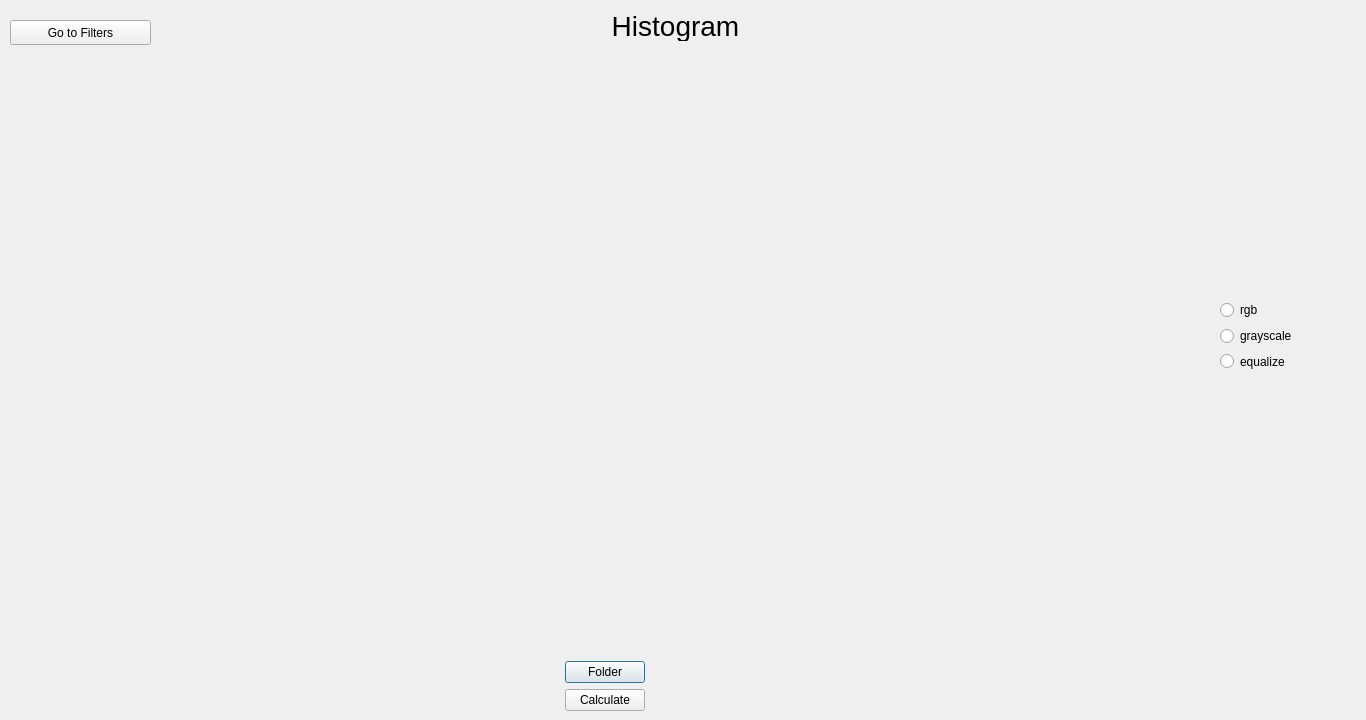
The window that HistOption/src/HistOption/histogram.ui (Rodelph/Image-Processing-Utility) describes before a commit, drawn with Qt 5.
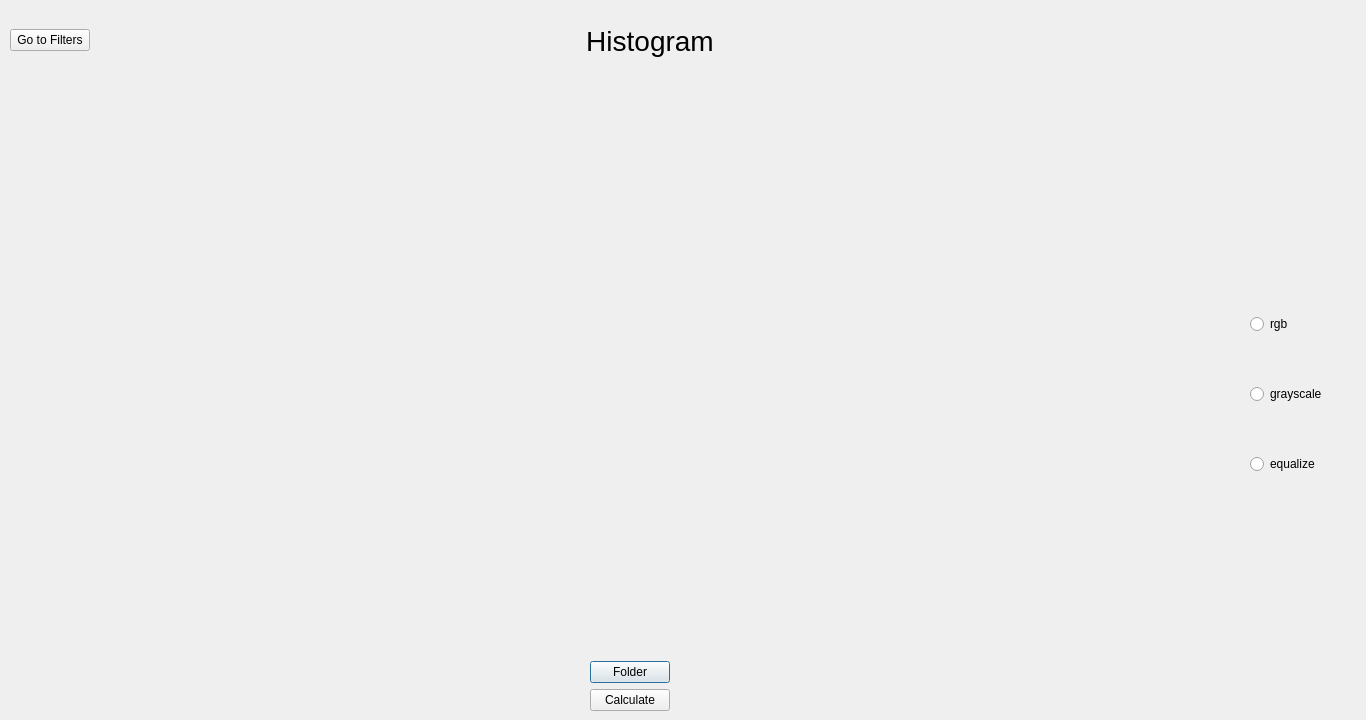
The same window after the commit.

```diff
--- a/HistOption/src/HistOption/histogram.ui
+++ b/HistOption/src/HistOption/histogram.ui
@@ -34,10 +34,10 @@
   <widget class="QWidget" name="horizontalLayoutWidget">
    <property name="geometry">
     <rect>
-     <x>10</x>
-     <y>80</y>
-     <width>1191</width>
-     <height>631</height>
+     <x>40</x>
+     <y>110</y>
+     <width>1181</width>
+     <height>601</height>
     </rect>
    </property>
    <layout class="QHBoxLayout" name="horizontalLayout">
@@ -71,28 +71,25 @@
     </item>
    </layout>
   </widget>
+  <widget class="QWidget" name="horizontalLayoutWidget_2">
+   <property name="geometry">
+    <rect>
+     <x>10</x>
+     <y>10</y>
+     <width>851</width>
+     <height>61</height>
+    </rect>
+   </property>
+   <layout class="QHBoxLayout" name="horizontalLayout_2">
+    <item alignment="Qt::AlignLeft">
   <widget class="QPushButton" name="filtBtn">
-   <property name="geometry">
-    <rect>
-     <x>10</x>
-     <y>20</y>
-     <width>141</width>
-     <height>25</height>
-    </rect>
-   </property>
    <property name="text">
     <string>Go to Filters</string>
    </property>
   </widget>
+    </item>
+    <item>
   <widget class="QLabel" name="label">
-   <property name="geometry">
-    <rect>
-     <x>540</x>
-     <y>10</y>
-     <width>271</width>
-     <height>31</height>
-    </rect>
-   </property>
    <property name="font">
     <font>
      <pointsize>21</pointsize>
@@ -105,31 +102,40 @@
     <set>Qt::AlignCenter</set>
    </property>
   </widget>
+    </item>
+   </layout>
+  </widget>
   <widget class="QWidget" name="verticalLayoutWidget">
    <property name="geometry">
     <rect>
-     <x>1220</x>
-     <y>300</y>
-     <width>121</width>
-     <height>71</height>
+     <x>1250</x>
+     <y>270</y>
+     <width>91</width>
+     <height>251</height>
     </rect>
    </property>
    <layout class="QVBoxLayout" name="verticalLayout_2">
-    <item>
+    <item alignment="Qt::AlignLeft">
      <widget class="QRadioButton" name="radRgb">
       <property name="text">
        <string>rgb</string>
       </property>
+      <property name="checkable">
+       <bool>true</bool>
+      </property>
+      <property name="checked">
+       <bool>false</bool>
+      </property>
      </widget>
     </item>
-    <item>
+    <item alignment="Qt::AlignLeft">
      <widget class="QRadioButton" name="radGs">
       <property name="text">
        <string>grayscale</string>
       </property>
      </widget>
     </item>
-    <item>
+    <item alignment="Qt::AlignLeft">
      <widget class="QRadioButton" name="radEq">
       <property name="text">
        <string>equalize</string>
```
Lines whose indentation alone changed are shown as unchanged.
